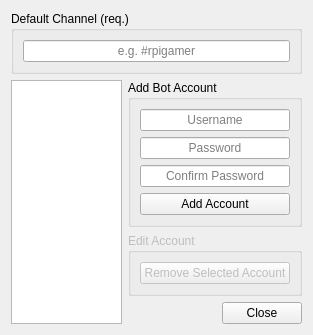
This is assets/ui/AccountManagementWindow_v1.ui in ashbyb/Twitch.TV.Stream.Assistant as Qt 5 draws it before an edit. The edited form follows.
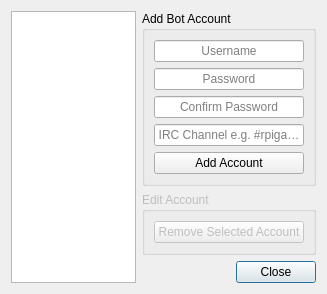
This is the edited form. Icons and pictures are not drawn.

Commit message: Modified account management. Reorder main UI. Working toward storing accounts locally.

```diff
--- a/assets/ui/AccountManagementWindow_v1.ui
+++ b/assets/ui/AccountManagementWindow_v1.ui
@@ -6,8 +6,8 @@
    <rect>
     <x>0</x>
     <y>0</y>
-    <width>313</width>
-    <height>326</height>
+    <width>327</width>
+    <height>291</height>
    </rect>
   </property>
   <property name="windowTitle">
@@ -18,30 +18,40 @@
     <normaloff>:/icons/icons/Gnome-Input-Gaming.ico</normaloff>:/icons/icons/Gnome-Input-Gaming.ico</iconset>
   </property>
   <layout class="QGridLayout" name="gridLayout">
+   <item row="4" column="1">
+    <widget class="QDialogButtonBox" name="buttonBox">
+     <property name="orientation">
+      <enum>Qt::Horizontal</enum>
+     </property>
+     <property name="standardButtons">
+      <set>QDialogButtonBox::Close</set>
+     </property>
+    </widget>
+   </item>
+   <item row="0" column="0" rowspan="5">
+    <widget class="QListWidget" name="listWidget_accounts">
+     <property name="editTriggers">
+      <set>QAbstractItemView::NoEditTriggers</set>
+     </property>
+     <property name="alternatingRowColors">
+      <bool>true</bool>
+     </property>
+    </widget>
+   </item>
    <item row="3" column="1">
-    <widget class="QGroupBox" name="groupBox_2">
-     <property name="enabled">
-      <bool>false</bool>
+    <spacer name="verticalSpacer">
+     <property name="orientation">
+      <enum>Qt::Vertical</enum>
      </property>
-     <property name="title">
-      <string>Edit Account</string>
+     <property name="sizeHint" stdset="0">
+      <size>
+       <width>20</width>
+       <height>40</height>
+      </size>
      </property>
-     <layout class="QGridLayout" name="gridLayout_2">
-      <item row="0" column="0">
-       <widget class="QPushButton" name="pushButton_remove">
-        <property name="text">
-         <string>Remove Selected Account</string>
-        </property>
-        <property name="icon">
-         <iconset resource="../../src/media.qrc">
-          <normaloff>:/icons/assets/icons/Gnome-Colors-Emblem-Desktop-Red.ico</normaloff>:/icons/assets/icons/Gnome-Colors-Emblem-Desktop-Red.ico</iconset>
-        </property>
-       </widget>
-      </item>
-     </layout>
-    </widget>
+    </spacer>
    </item>
-   <item row="1" column="1" rowspan="2">
+   <item row="0" column="1" rowspan="2">
     <widget class="QGroupBox" name="groupBox">
      <property name="sizePolicy">
       <sizepolicy hsizetype="Preferred" vsizetype="Preferred">
@@ -89,6 +99,16 @@
         </property>
        </widget>
       </item>
+      <item>
+       <widget class="QLineEdit" name="lineEdit_default_channel">
+        <property name="alignment">
+         <set>Qt::AlignCenter</set>
+        </property>
+        <property name="placeholderText">
+         <string>IRC Channel e.g. #rpigamer</string>
+        </property>
+       </widget>
+      </item>
       <item>
        <widget class="QPushButton" name="pushButton_add">
         <property name="text">
@@ -103,55 +123,23 @@
      </layout>
     </widget>
    </item>
-   <item row="4" column="1">
-    <spacer name="verticalSpacer">
-     <property name="orientation">
-      <enum>Qt::Vertical</enum>
+   <item row="2" column="1">
+    <widget class="QGroupBox" name="groupBox_edit_account">
+     <property name="enabled">
+      <bool>false</bool>
      </property>
-     <property name="sizeHint" stdset="0">
-      <size>
-       <width>20</width>
-       <height>40</height>
-      </size>
-     </property>
-    </spacer>
-   </item>
-   <item row="1" column="0" rowspan="5">
-    <widget class="QListWidget" name="listWidget_accounts">
-     <property name="editTriggers">
-      <set>QAbstractItemView::NoEditTriggers</set>
-     </property>
-     <property name="alternatingRowColors">
-      <bool>true</bool>
-     </property>
-    </widget>
-   </item>
-   <item row="5" column="1">
-    <widget class="QDialogButtonBox" name="buttonBox">
-     <property name="orientation">
-      <enum>Qt::Horizontal</enum>
-     </property>
-     <property name="standardButtons">
-      <set>QDialogButtonBox::Close</set>
-     </property>
-    </widget>
-   </item>
-   <item row="0" column="0" colspan="2">
-    <widget class="QGroupBox" name="groupBox_3">
      <property name="title">
-      <string>Default Channel (req.)</string>
+      <string>Edit Account</string>
      </property>
-     <layout class="QVBoxLayout" name="verticalLayout">
-      <property name="leftMargin">
-       <number>9</number>
-      </property>
-      <item>
-       <widget class="QLineEdit" name="lineEdit_default_channel">
-        <property name="alignment">
-         <set>Qt::AlignCenter</set>
+     <layout class="QGridLayout" name="gridLayout_2">
+      <item row="0" column="0">
+       <widget class="QPushButton" name="pushButton_remove">
+        <property name="text">
+         <string>Remove Selected Account</string>
         </property>
-        <property name="placeholderText">
-         <string>e.g. #rpigamer</string>
+        <property name="icon">
+         <iconset resource="../../src/media.qrc">
+          <normaloff>:/icons/assets/icons/Gnome-Colors-Emblem-Desktop-Red.ico</normaloff>:/icons/assets/icons/Gnome-Colors-Emblem-Desktop-Red.ico</iconset>
         </property>
        </widget>
       </item>
```
Left out of the diff: 4 changed lines with no effect on the pictures. The commit also changes 7 other files.
